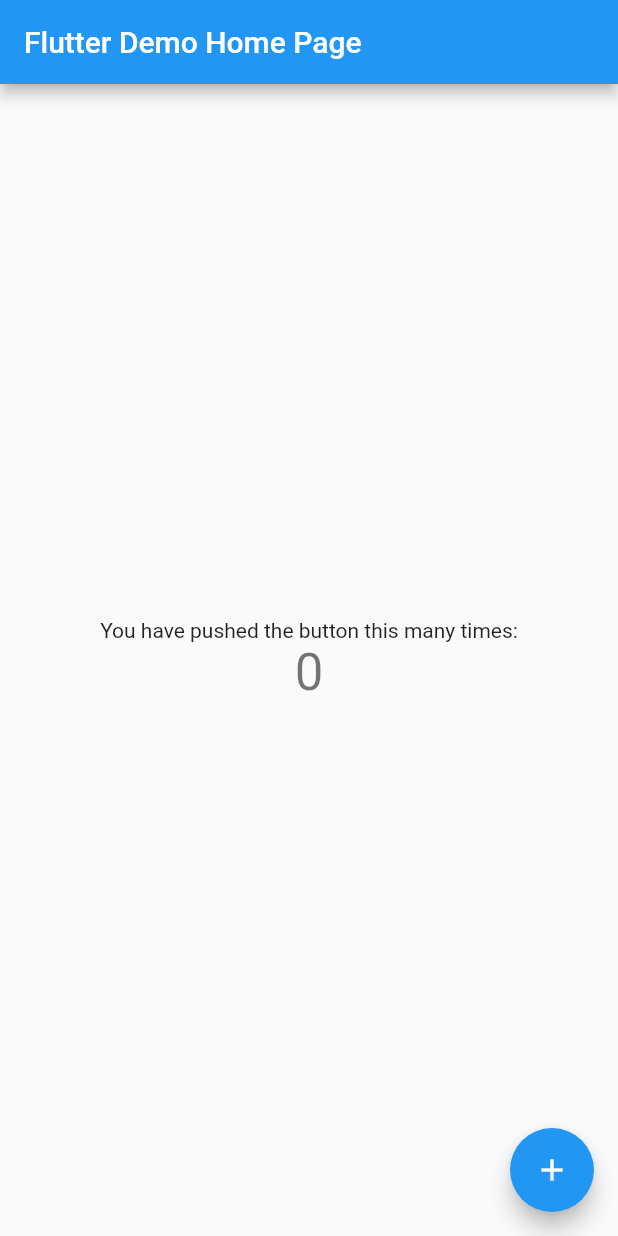
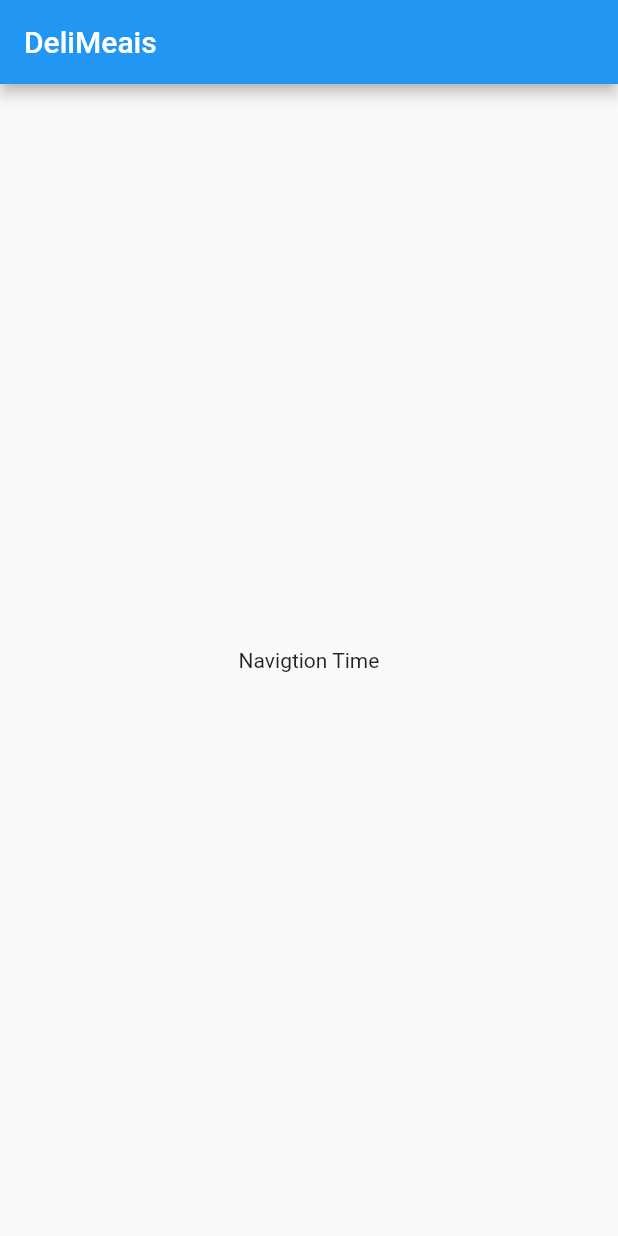
Before and after one commit to matheuslcandido/my_meals_flutter, a Flutter app: the screen it shows after launch, on a phone screen of 412 x 824 dp. Run offline on Flutter 3.47's test engine with Material 2 defaults, Android fonts, the phone set to English and light mode, and no system bars.

Commit message:
creating the initial structure of the app

```diff
--- a/lib/main.dart
+++ b/lib/main.dart
@@ -3,109 +3,33 @@ import 'package:flutter/material.dart';
 void main() => runApp(MyApp());
 
 class MyApp extends StatelessWidget {
-  // This widget is the root of your application.
   @override
   Widget build(BuildContext context) {
     return MaterialApp(
-      title: 'Flutter Demo',
+      title: 'DeliMeals',
       theme: ThemeData(
-        // This is the theme of your application.
-        //
-        // Try running your application with "flutter run". You'll see the
-        // application has a blue toolbar. Then, without quitting the app, try
-        // changing the primarySwatch below to Colors.green and then invoke
-        // "hot reload" (press "r" in the console where you ran "flutter run",
-        // or simply save your changes to "hot reload" in a Flutter IDE).
-        // Notice that the counter didn't reset back to zero; the application
-        // is not restarted.
         primarySwatch: Colors.blue,
       ),
-      home: MyHomePage(title: 'Flutter Demo Home Page'),
+      home: MyHomePage(),
     );
   }
 }
 
 class MyHomePage extends StatefulWidget {
-  MyHomePage({Key key, this.title}) : super(key: key);
-
-  // This widget is the home page of your application. It is stateful, meaning
-  // that it has a State object (defined below) that contains fields that affect
-  // how it looks.
-
-  // This class is the configuration for the state. It holds the values (in this
-  // case the title) provided by the parent (in this case the App widget) and
-  // used by the build method of the State. Fields in a Widget subclass are
-  // always marked "final".
-
-  final String title;
-
   @override
   _MyHomePageState createState() => _MyHomePageState();
 }
 
 class _MyHomePageState extends State<MyHomePage> {
-  int _counter = 0;
-
-  void _incrementCounter() {
-    setState(() {
-      // This call to setState tells the Flutter framework that something has
-      // changed in this State, which causes it to rerun the build method below
-      // so that the display can reflect the updated values. If we changed
-      // _counter without calling setState(), then the build method would not be
-      // called again, and so nothing would appear to happen.
-      _counter++;
-    });
-  }
-
   @override
   Widget build(BuildContext context) {
-    // This method is rerun every time setState is called, for instance as done
-    // by the _incrementCounter method above.
-    //
-    // The Flutter framework has been optimized to make rerunning build methods
-    // fast, so that you can just rebuild anything that needs updating rather
-    // than having to individually change instances of widgets.
     return Scaffold(
       appBar: AppBar(
-        // Here we take the value from the MyHomePage object that was created by
-        // the App.build method, and use it to set our appbar title.
-        title: Text(widget.title),
+        title: Text('DeliMeais'),
       ),
       body: Center(
-        // Center is a layout widget. It takes a single child and positions it
-        // in the middle of the parent.
-        child: Column(
-          // Column is also a layout widget. It takes a list of children and
-          // arranges them vertically. By default, it sizes itself to fit its
-          // children horizontally, and tries to be as tall as its parent.
-          //
-          // Invoke "debug painting" (press "p" in the console, choose the
-          // "Toggle Debug Paint" action from the Flutter Inspector in Android
-          // Studio, or the "Toggle Debug Paint" command in Visual Studio Code)
-          // to see the wireframe for each widget.
-          //
-          // Column has various properties to control how it sizes itself and
-          // how it positions its children. Here we use mainAxisAlignment to
-          // center the children vertically; the main axis here is the vertical
-          // axis because Columns are vertical (the cross axis would be
-          // horizontal).
-          mainAxisAlignment: MainAxisAlignment.center,
-          children: <Widget>[
-            Text(
-              'You have pushed the button this many times:',
-            ),
-            Text(
-              '$_counter',
-              style: Theme.of(context).textTheme.display1,
-            ),
-          ],
-        ),
+        child: Text('Navigtion Time'),
       ),
-      floatingActionButton: FloatingActionButton(
-        onPressed: _incrementCounter,
-        tooltip: 'Increment',
-        child: Icon(Icons.add),
-      ), // This trailing comma makes auto-formatting nicer for build methods.
     );
   }
 }
```
